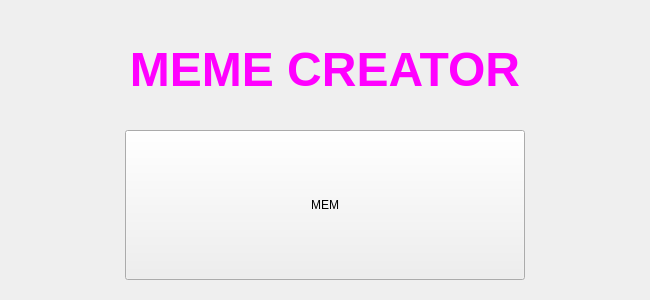
First picture: the form in designs/vkl.ui, repository KiraArensky/memcreator, before the edit.
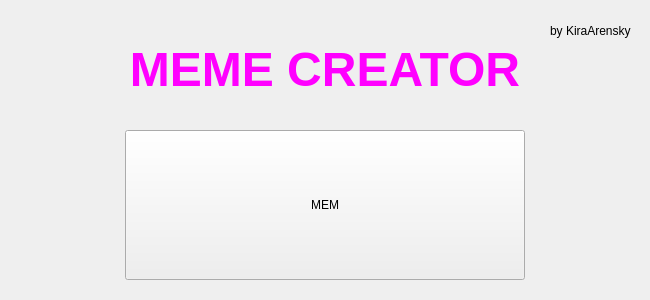
Second picture: the form after the edit.

```diff
--- a/designs/vkl.ui
+++ b/designs/vkl.ui
@@ -60,6 +60,19 @@
     <string>МЕМ</string>
    </property>
   </widget>
+  <widget class="QLabel" name="label_2">
+   <property name="geometry">
+    <rect>
+     <x>550</x>
+     <y>20</y>
+     <width>91</width>
+     <height>21</height>
+    </rect>
+   </property>
+   <property name="text">
+    <string>by KiraArensky</string>
+   </property>
+  </widget>
  </widget>
  <resources/>
  <connections/>
```
